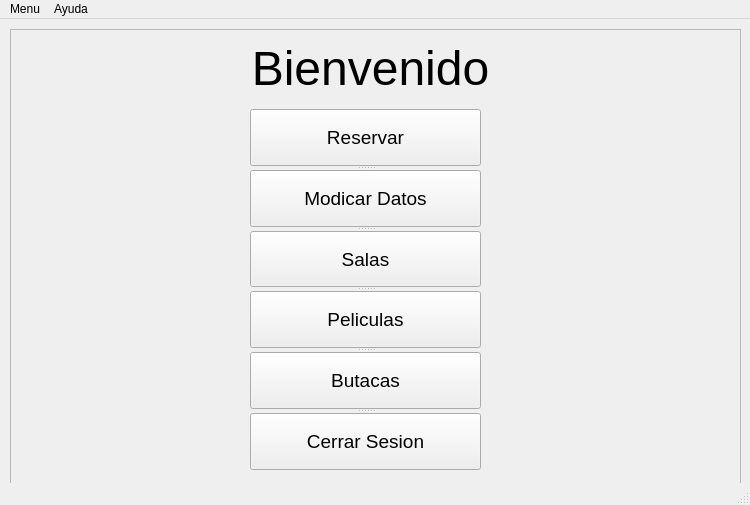
neoengelus/cinemar, file Vistas/Bienvenida.ui: the form before one commit.
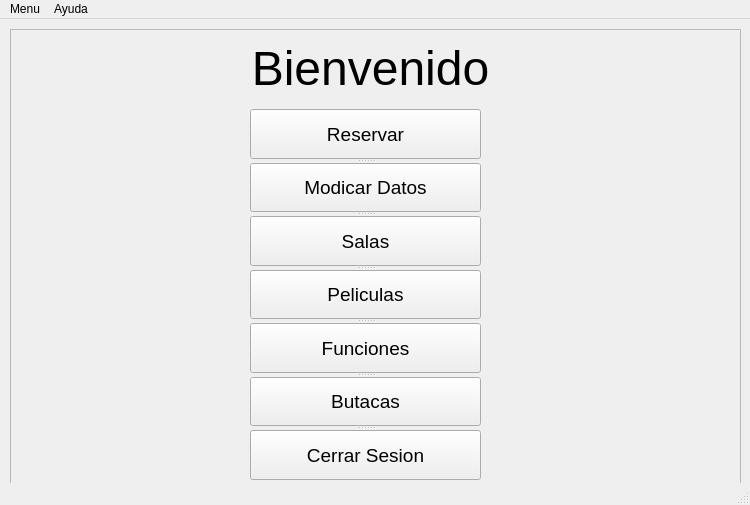
The form after the commit.

The edit to the form file:
```diff
--- a/Vistas/Bienvenida.ui
+++ b/Vistas/Bienvenida.ui
@@ -74,7 +74,7 @@
        <x>240</x>
        <y>80</y>
        <width>231</width>
-       <height>361</height>
+       <height>371</height>
       </rect>
      </property>
      <property name="orientation">
@@ -120,6 +120,16 @@
        <string>Peliculas</string>
       </property>
      </widget>
+     <widget class="QPushButton" name="btnFuncion">
+      <property name="font">
+       <font>
+        <pointsize>14</pointsize>
+       </font>
+      </property>
+      <property name="text">
+       <string>Funciones</string>
+      </property>
+     </widget>
      <widget class="QPushButton" name="btnButaca">
       <property name="font">
        <font>
```
